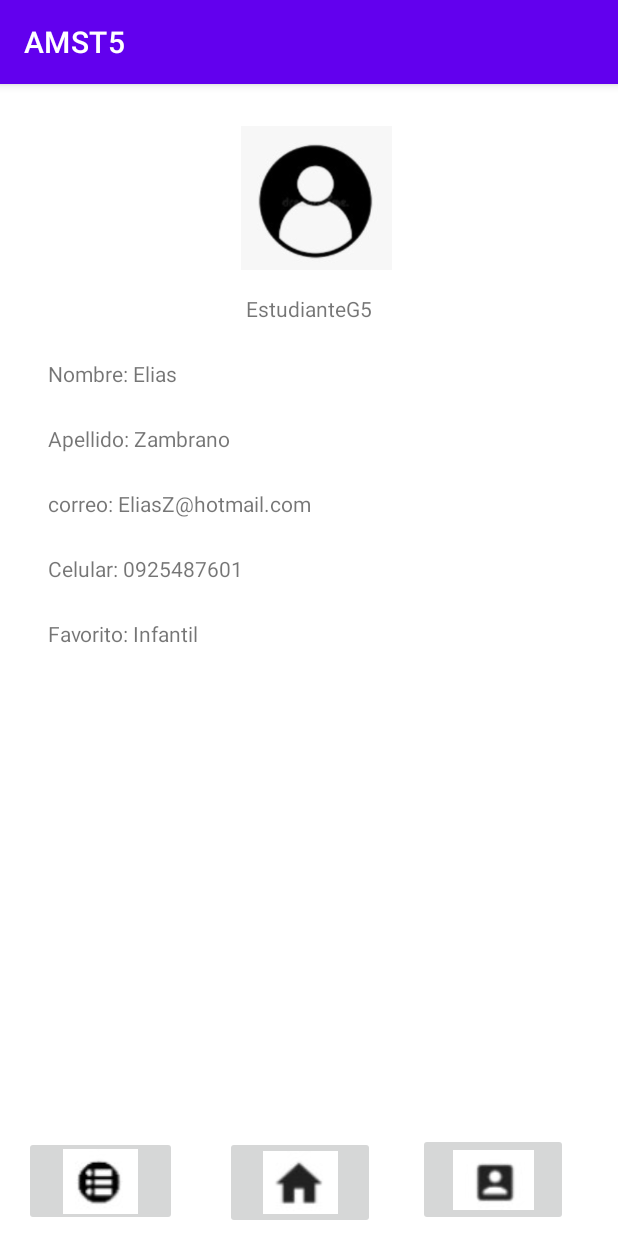
After one commit to jrtamayo/PST_TA5_G5, an Android app: the MainActivity4Usuario screen opened directly, with no data from a screen before it, on a phone screen of 412 x 824 dp. The commit adds this screen. Run offline under Robolectric (Android 15) with nearby library versions, the phone set to English and light mode, and no system bars.

Commit message:
Creacion de la Ventana Usuario

```diff
--- a/app/src/main/AndroidManifest.xml
+++ b/app/src/main/AndroidManifest.xml
@@ -9,7 +9,8 @@
         android:roundIcon="@mipmap/ic_launcher_round"
         android:supportsRtl="true"
         android:theme="@style/Theme.AMST5">
-        <activity android:name=".DetalleLibro"></activity>
+        <activity android:name=".MainActivity4Usuario"></activity>
+        <activity android:name=".DetalleLibro" />
         <activity android:name=".VisorImagen" />
         <activity android:name=".MainActivity3" />
         <activity android:name=".MainActivity2" />
--- a/app/src/main/java/com/example/amst5/MainActivity3.java
+++ b/app/src/main/java/com/example/amst5/MainActivity3.java
@@ -51,6 +51,10 @@ public class MainActivity3 extends AppCompatActivity {
         startActivity(listado);
     }
     // Boton Usuario
+    public void  Usuario(View view){
+        Intent usuario = new Intent(this,MainActivity4Usuario.class);
+        startActivity(usuario);
+    }
 
 
 
--- /dev/null
+++ b/app/src/main/java/com/example/amst5/MainActivity4Usuario.java
@@ -0,0 +1,27 @@
+package com.example.amst5;
+
+import androidx.appcompat.app.AppCompatActivity;
+
+import android.content.Intent;
+import android.os.Bundle;
+import android.view.View;
+
+public class MainActivity4Usuario extends AppCompatActivity {
+
+    @Override
+    protected void onCreate(Bundle savedInstanceState) {
+        super.onCreate(savedInstanceState);
+        setContentView(R.layout.activity_main_activity4_usuario);
+    }
+
+    // Boton de lista
+    public void  Lista(View view){
+        Intent listado = new Intent(this,MainActivity3.class);
+        startActivity(listado);
+    }
+    // Boton Usuario
+    public void  Usuario(View view){
+        Intent usuario = new Intent(this,MainActivity4Usuario.class);
+        startActivity(usuario);
+    }
+}
--- a/app/src/main/res/layout/activity_main3.xml
+++ b/app/src/main/res/layout/activity_main3.xml
@@ -20,33 +20,39 @@
 
     <ImageButton
         android:id="@+id/imageButton2"
-        android:layout_width="128dp"
-        android:layout_height="137dp"
+        android:layout_width="102dp"
+        android:layout_height="60dp"
+        android:layout_marginStart="16dp"
+        android:onClick="Lista"
         android:visibility="visible"
         app:layout_constraintBottom_toBottomOf="parent"
         app:layout_constraintStart_toStartOf="parent"
         app:layout_constraintTop_toBottomOf="@+id/listaLibro"
+        app:layout_constraintVertical_bias="0.786"
         app:srcCompat="@drawable/botonlista" />
 
     <ImageButton
         android:id="@+id/imageButton3"
-        android:layout_width="115dp"
-        android:layout_height="137dp"
+        android:layout_width="100dp"
+        android:layout_height="62dp"
         android:layout_marginStart="24dp"
         app:layout_constraintBottom_toBottomOf="parent"
         app:layout_constraintStart_toEndOf="@+id/imageButton2"
         app:layout_constraintTop_toBottomOf="@+id/listaLibro"
-        app:layout_constraintVertical_bias="1.0"
+        app:layout_constraintVertical_bias="0.771"
         app:srcCompat="@drawable/botonhome" />
 
     <ImageButton
         android:id="@+id/imageButton4"
-        android:layout_width="117dp"
-        android:layout_height="135dp"
+        android:layout_width="100dp"
+        android:layout_height="62dp"
+        android:onClick="Usuario"
         app:layout_constraintBottom_toBottomOf="parent"
         app:layout_constraintEnd_toEndOf="parent"
+        app:layout_constraintHorizontal_bias="0.449"
         app:layout_constraintStart_toEndOf="@+id/imageButton3"
         app:layout_constraintTop_toBottomOf="@+id/listaLibro"
+        app:layout_constraintVertical_bias="0.78"
         app:srcCompat="@drawable/botonusuario" />
 
 </androidx.constraintlayout.widget.ConstraintLayout>
--- /dev/null
+++ b/app/src/main/res/layout/activity_main_activity4_usuario.xml
@@ -0,0 +1,119 @@
+<?xml version="1.0" encoding="utf-8"?>
+<androidx.constraintlayout.widget.ConstraintLayout xmlns:android="http://schemas.android.com/apk/res/android"
+    xmlns:app="http://schemas.android.com/apk/res-auto"
+    xmlns:tools="http://schemas.android.com/tools"
+    android:layout_width="match_parent"
+    android:layout_height="match_parent"
+    tools:context=".MainActivity4Usuario">
+
+
+    <TextView
+        android:id="@+id/textView4"
+        android:layout_width="wrap_content"
+        android:layout_height="wrap_content"
+        android:layout_marginTop="16dp"
+        android:text="EstudianteG5"
+        app:layout_constraintEnd_toEndOf="parent"
+        app:layout_constraintStart_toStartOf="parent"
+        app:layout_constraintTop_toBottomOf="@+id/imageView3" />
+
+    <TextView
+        android:id="@+id/textView5"
+        android:layout_width="wrap_content"
+        android:layout_height="wrap_content"
+        android:layout_marginStart="32dp"
+        android:layout_marginTop="24dp"
+        android:text="Nombre: Elias"
+        app:layout_constraintStart_toStartOf="parent"
+        app:layout_constraintTop_toBottomOf="@+id/textView4" />
+
+    <TextView
+        android:id="@+id/textView6"
+        android:layout_width="wrap_content"
+        android:layout_height="wrap_content"
+        android:layout_marginStart="32dp"
+        android:layout_marginTop="24dp"
+        android:text="Apellido: Zambrano"
+        app:layout_constraintStart_toStartOf="parent"
+        app:layout_constraintTop_toBottomOf="@+id/textView5" />
+
+    <TextView
+        android:id="@+id/textView10"
+        android:layout_width="wrap_content"
+        android:layout_height="wrap_content"
+        android:layout_marginStart="32dp"
+        android:layout_marginTop="24dp"
+        android:text="correo: EliasZ@hotmail.com"
+        app:layout_constraintStart_toStartOf="parent"
+        app:layout_constraintTop_toBottomOf="@+id/textView6" />
+
+    <TextView
+        android:id="@+id/textView11"
+        android:layout_width="wrap_content"
+        android:layout_height="wrap_content"
+        android:layout_marginStart="32dp"
+        android:layout_marginTop="24dp"
+        android:text="Celular: 0925487601"
+        app:layout_constraintStart_toStartOf="parent"
+        app:layout_constraintTop_toBottomOf="@+id/textView10" />
+
+    <TextView
+        android:id="@+id/textView12"
+        android:layout_width="wrap_content"
+        android:layout_height="wrap_content"
+        android:layout_marginStart="32dp"
+        android:layout_marginTop="24dp"
+        android:text="Favorito: Infantil"
+        app:layout_constraintStart_toStartOf="parent"
+        app:layout_constraintTop_toBottomOf="@+id/textView11" />
+
+    <ImageButton
+        android:id="@+id/imageButton2"
+        android:layout_width="102dp"
+        android:layout_height="60dp"
+        android:layout_marginStart="16dp"
+        android:onClick="Lista"
+        android:visibility="visible"
+        app:layout_constraintBottom_toBottomOf="parent"
+        app:layout_constraintStart_toStartOf="parent"
+        app:layout_constraintTop_toBottomOf="@+id/textView12"
+        app:layout_constraintVertical_bias="0.979"
+        app:srcCompat="@drawable/botonlista" />
+
+    <ImageButton
+        android:id="@+id/imageButton3"
+        android:layout_width="100dp"
+        android:layout_height="62dp"
+        android:layout_marginStart="32dp"
+        app:layout_constraintBottom_toBottomOf="parent"
+        app:layout_constraintStart_toEndOf="@+id/imageButton2"
+        app:layout_constraintTop_toBottomOf="@+id/textView12"
+        app:layout_constraintVertical_bias="0.986"
+        app:srcCompat="@drawable/botonhome" />
+
+    <ImageButton
+        android:id="@+id/imageButton4"
+        android:layout_width="100dp"
+        android:layout_height="62dp"
+        android:onClick="Usuario"
+        app:layout_constraintBottom_toBottomOf="parent"
+        app:layout_constraintEnd_toEndOf="parent"
+        app:layout_constraintHorizontal_bias="0.459"
+        app:layout_constraintStart_toEndOf="@+id/imageButton3"
+        app:layout_constraintTop_toBottomOf="@+id/textView12"
+        app:layout_constraintVertical_bias="0.979"
+        app:srcCompat="@drawable/botonusuario" />
+
+    <ImageView
+        android:id="@+id/imageView3"
+        android:layout_width="114dp"
+        android:layout_height="96dp"
+        android:layout_marginStart="154dp"
+        android:layout_marginTop="28dp"
+        android:layout_marginEnd="143dp"
+        app:layout_constraintEnd_toEndOf="parent"
+        app:layout_constraintHorizontal_bias="0.0"
+        app:layout_constraintStart_toStartOf="parent"
+        app:layout_constraintTop_toTopOf="parent"
+        app:srcCompat="@drawable/usuario" />
+</androidx.constraintlayout.widget.ConstraintLayout>
```
Also changed, not shown: app/src/main/res/drawable-v24/usuario.jpg (added).
